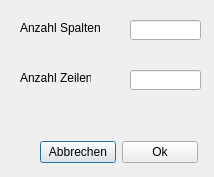
Above: newtabledialog.ui from klaus91/DBMS_Mittelstufenprojekt_V02 before the change. Below: the same form after it.
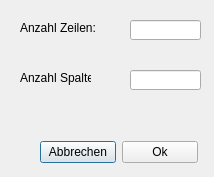
That is the form after the change.

```diff
--- a/newtabledialog.ui
+++ b/newtabledialog.ui
@@ -23,7 +23,7 @@
     </rect>
    </property>
    <property name="text">
-    <string>Anzahl Zeilen:</string>
+    <string>Anzahl Spalten:</string>
    </property>
   </widget>
   <widget class="QLabel" name="label_2">
@@ -36,7 +36,7 @@
     </rect>
    </property>
    <property name="text">
-    <string>Anzahl Spalten:</string>
+    <string>Anzahl Zeilen:</string>
    </property>
   </widget>
   <widget class="QWidget" name="layoutWidget">
```
Left out of the diff: 4 changed lines with no effect on the pictures.
